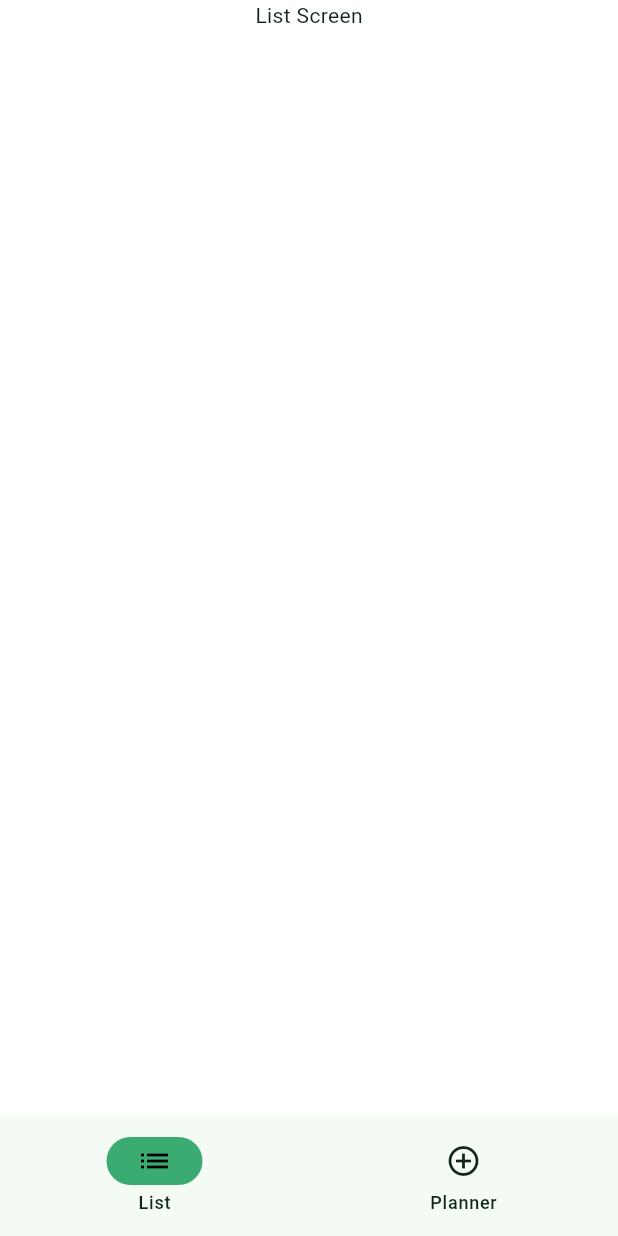
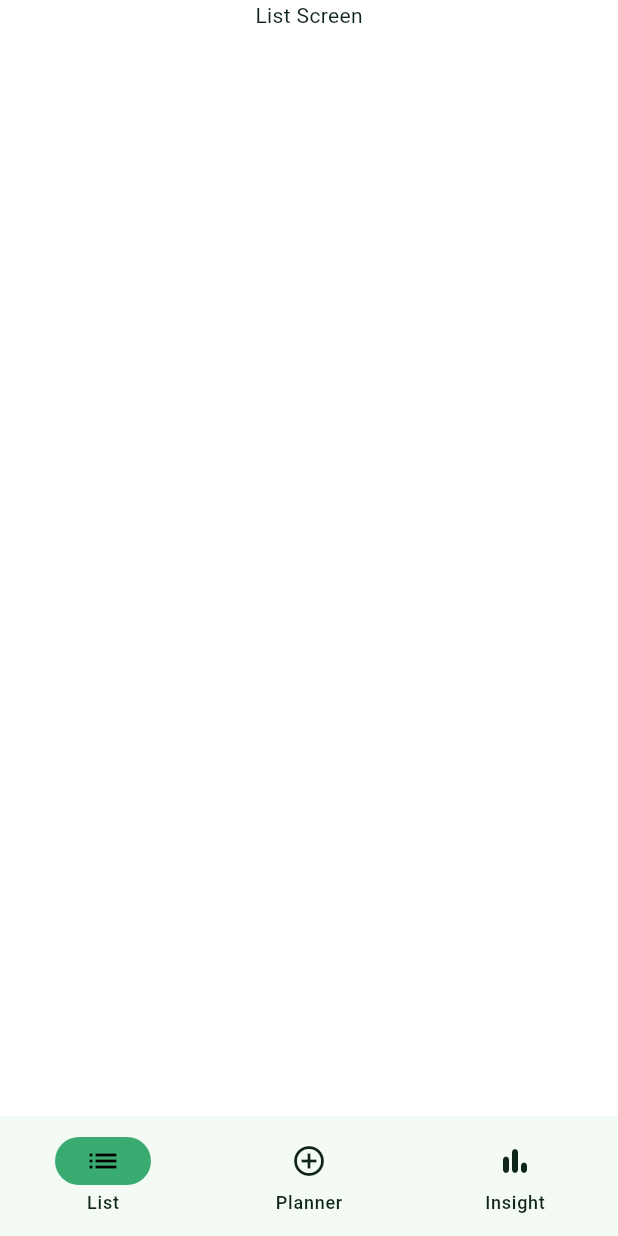
Before and after one commit to Miki0035/flutter_grocify, a Flutter app: the BottomNav screen opened directly, on a phone screen of 412 x 824 dp. Run offline on Flutter 3.47's test engine with Material 3 defaults, Android fonts, the phone set to English and light mode, and no system bars; our stand-ins replace fpdart.

Commit message:
feat: working bottomnav

```diff
--- a/lib/core/common/widgets/bottom_nav.dart
+++ b/lib/core/common/widgets/bottom_nav.dart
@@ -1,9 +1,11 @@
 import 'package:flutter/material.dart';
+import 'package:flutter/widget_previews.dart';
 import 'package:grocify/features/insights/presentation/screens/insight_screen.dart';
 import 'package:grocify/features/list/presentation/screens/list_screen.dart';
 import 'package:grocify/features/planner/presentation/screens/planner_screen.dart';
 
 class BottomNav extends StatefulWidget {
+  @Preview(name: 'Bottom Nav')
   const BottomNav({super.key});
 
   @override
@@ -18,7 +20,9 @@ class _BottomNavState extends State<BottomNav> {
   @override
   Widget build(BuildContext context) {
     return Scaffold(
+      extendBody: true,
       bottomNavigationBar: NavigationBar(
+        selectedIndex: _currentPageIndex,
         onDestinationSelected: (value) => setState(() {
           _currentPageIndex = value;
         }),
@@ -28,6 +32,11 @@ class _BottomNavState extends State<BottomNav> {
             icon: Icon(Icons.add_circle_outline),
             label: "Planner",
           ),
+
+          NavigationDestination(
+            icon: Icon(Icons.bar_chart_rounded),
+            label: "Insight",
+          ),
         ],
       ),
 
--- /dev/null
+++ b/lib/core/themes/custom_themes/bottom_navigation_bar_theme.dart
@@ -0,0 +1,21 @@
+import 'package:flutter/material.dart';
+import 'package:grocify/core/constants/colors.dart';
+
+class GBottomNavigationBarTheme {
+  GBottomNavigationBarTheme._();
+
+  static const lightBottomNavigationBarTheme = BottomNavigationBarThemeData(
+    elevation: 4,
+    backgroundColor: GrocifyLightColors.background,
+    selectedIconTheme: IconThemeData(color: GrocifyBrand.greenLight),
+    unselectedIconTheme: IconThemeData(color: Colors.black12),
+  );
+
+  static const darkBottomNavigationBarTheme = BottomNavigationBarThemeData(
+    elevation: 4,
+
+    backgroundColor: GrocifyDarkColors.background,
+    selectedIconTheme: IconThemeData(color: GrocifyBrand.greenLight),
+    unselectedIconTheme: IconThemeData(color: GrocifyLightColors.background),
+  );
+}
--- a/lib/core/themes/theme.dart
+++ b/lib/core/themes/theme.dart
@@ -1,5 +1,6 @@
 import 'package:flutter/material.dart';
 import 'package:grocify/core/constants/colors.dart';
+import 'package:grocify/core/themes/custom_themes/bottom_navigation_bar_theme.dart';
 
 class GrocifyTheme {
   static ThemeData light = ThemeData(
@@ -14,10 +15,8 @@ class GrocifyTheme {
       error: GrocifyLightColors.error,
       onSurface: GrocifyLightColors.textPrimary,
     ),
-    bottomNavigationBarTheme: BottomNavigationBarThemeData(
-      selectedItemColor: GrocifyBrand.greenLight,
-      unselectedItemColor: GrocifyLightColors.background,
-    ),
+    bottomNavigationBarTheme:
+        GBottomNavigationBarTheme.lightBottomNavigationBarTheme,
   );
 
   static ThemeData dark = ThemeData(
@@ -32,9 +31,7 @@ class GrocifyTheme {
       error: GrocifyDarkColors.error,
       onSurface: GrocifyDarkColors.textPrimary,
     ),
-    bottomNavigationBarTheme: BottomNavigationBarThemeData(
-      selectedItemColor: GrocifyBrand.greenLight,
-      unselectedItemColor: GrocifyLightColors.background,
-    ),
+    bottomNavigationBarTheme:
+        GBottomNavigationBarTheme.darkBottomNavigationBarTheme,
   );
 }
--- a/lib/features/auth/presentation/screens/login_screen.dart
+++ b/lib/features/auth/presentation/screens/login_screen.dart
@@ -96,9 +96,14 @@ class LoginScreen extends StatelessWidget {
                             GLoginButton(
                               buttonText: 'Continue with Google',
                               icon: GImages.google,
-                              onTap: () => MaterialPageRoute(
-                                builder: (context) => BottomNav(),
-                              ),
+                              onTap: () {
+                                Navigator.push(
+                                  context,
+                                  MaterialPageRoute(
+                                    builder: (context) => BottomNav(),
+                                  ),
+                                );
+                              },
                             ),
 
                             SizedBox(height: 16.0),
--- a/pubspec.yaml
+++ b/pubspec.yaml
@@ -33,7 +33,7 @@ dependencies:
 
   # The following adds the Cupertino Icons font to your application.
   # Use with the CupertinoIcons class for iOS style icons.
-  cupertino_icons: ^1.0.8
+  cupertino_icons: ^1.0.9
   flutter_bloc: ^9.1.1
   fpdart: ^1.2.0
   envied: ^1.3.10
```
